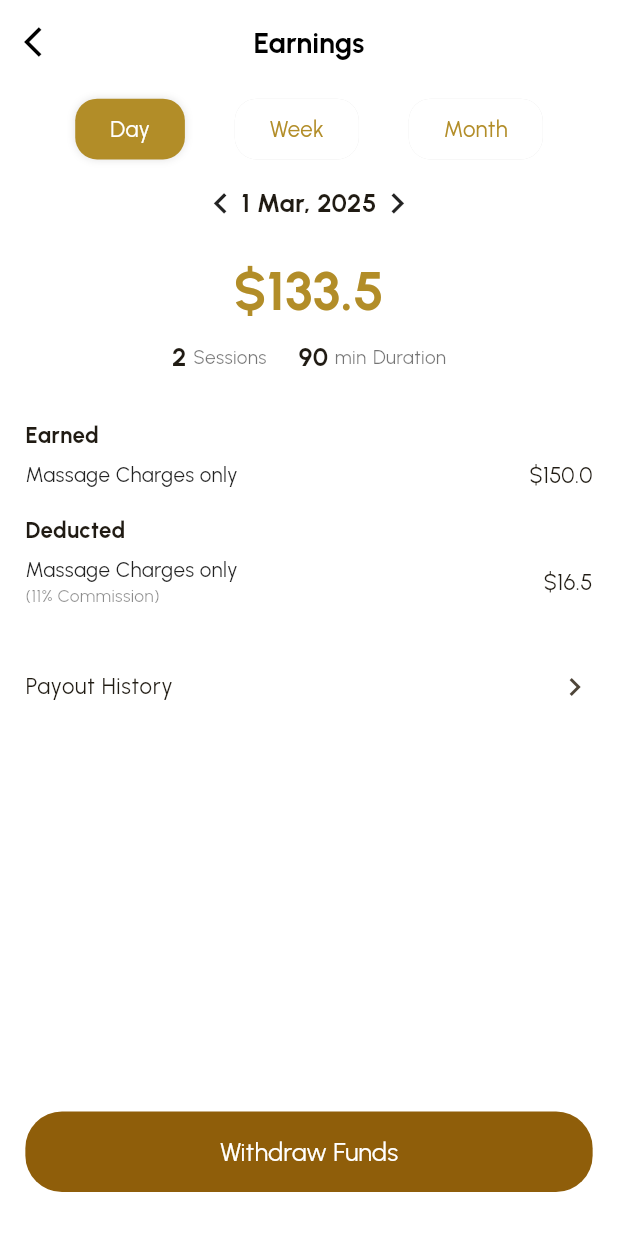
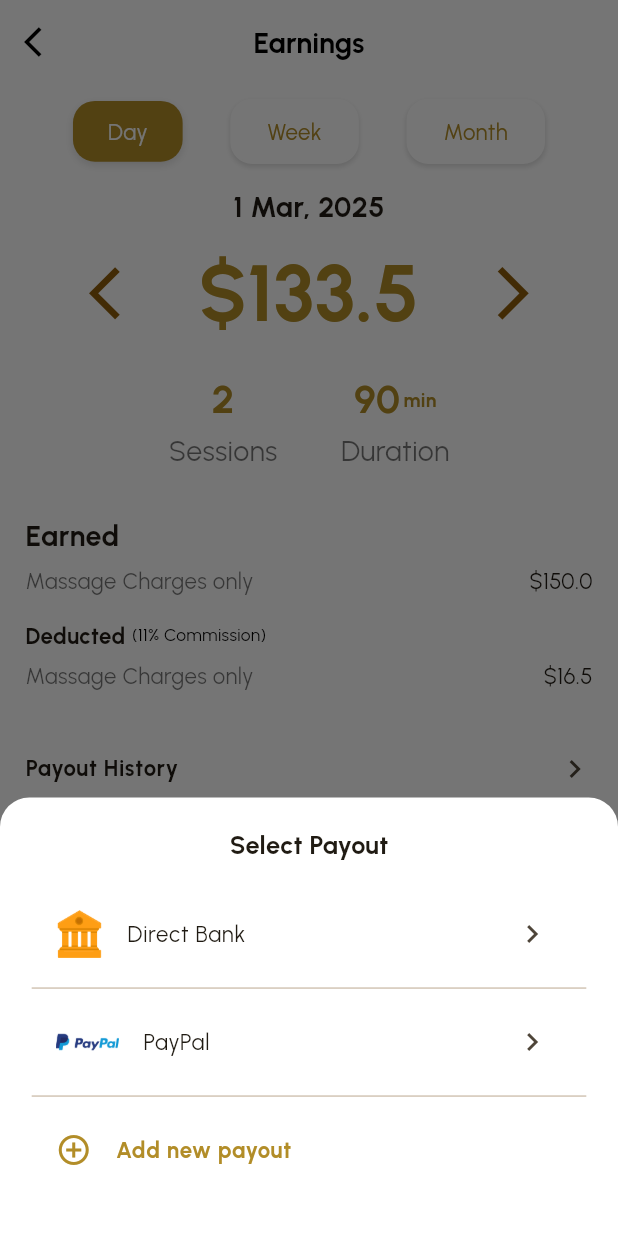
Before and after one commit to Sayduntuhin/thi_massage, a Flutter app: the EarningsPage screen opened directly, after a tap on "Withdraw Funds", on a phone screen of 412 x 824 dp. Run offline on Flutter 3.47's test engine with Material 3 defaults, Android fonts, the phone set to English and light mode, and no system bars; our stand-ins replace animated_notch_bottom_bar, carousel_slider, flutter_screenutil, flutter_svg, get, get_storage and 3 more; missing offline and left inert: country_pickers; accounts and stored records are empty; project files that could hold a hidden picture were left out.

Commit message:
latest push

```diff
--- a/lib/routers/app_router.dart
+++ b/lib/routers/app_router.dart
@@ -1,3 +1,5 @@
+import 'package:get/get.dart';
+import 'package:get/get_core/src/get_main.dart';
 import 'package:get/get_navigation/src/routes/get_route.dart';
 import 'package:get/get_navigation/src/routes/transitions_type.dart';
 import 'package:thi_massage/view/auth/forgetPassword/otp_verification_page.dart';
@@ -14,6 +16,7 @@ import 'package:thi_massage/view/profile/pages/invite_friend_page.dart';
 import 'package:thi_massage/view/profileSetup/pages/add_card_page.dart';
 import 'package:thi_massage/view/profileSetup/pages/review_submitted_page.dart';
 import 'package:thi_massage/view/profileSetup/pages/verify_documents_page.dart';
+import 'package:thi_massage/view/wallet/pages/new_payout_page.dart';
 import 'package:thi_massage/view/welcome/pages/welcome_page.dart';
 import '../view/auth/forgetPassword/forget_password.dart';
 import '../view/auth/login/login_page.dart';
@@ -26,6 +29,7 @@ import '../view/profile/pages/edite_profile_page.dart';
 import '../view/profile/pages/favorite_therapist.dart';
 import '../view/profile/pages/support_page.dart';
 import '../view/profileSetup/pages/profile_setup.dart';
+import '../view/wallet/pages/funds_Withdraw_Page.dart';
 
 class Routes {
   static const String initial = "/";
@@ -54,6 +58,8 @@ class Routes {
   static const String customerPreferencesPage = "/customerPreferencesPage";
   static const String verifyDocumentsPage = "/verifyDocumentsPage";
   static const String  reviewSubmitPage= "/reviewSubmitPage";
+  static const String  newPayoutPage = "/newPayoutPage";
+  static const String  fundsWithdrawPage = "/fundsWithdrawPage";
 
 
 
@@ -79,7 +85,7 @@ class AppPages {
     GetPage(name: Routes.addCard, page: () => AddCardPage(), transition: Transition.size),
 
     ///>>>>>>>>>>>>>>>>>>>>>>>>>>>>>ChatPage<<<<<<<<<<<<<<<<<<<
-    GetPage(name: Routes.chatDetailsPage, page: () => ChatDetailScreen(), transition: Transition.fadeIn),
+    GetPage(name: Routes.newPayoutPage, page: () => NewPayoutPage(), transition: Transition.fadeIn),
 
     ///>>>>>>>>>>>>>>>>>>>>>>>>>>>>>HomePage<<<<<<<<<<<<<<<<<<<
     GetPage(name: Routes.homePage, page: () => HomeScreen(), transition: Transition.fadeIn),
@@ -95,6 +101,9 @@ class AppPages {
     GetPage(name: Routes.appointmentDetailsPage, page: () => AppointmentDetailScreen(), transition: Transition.fadeIn),
     GetPage(name: Routes.liveTrackingPage, page: () => LiveTrackingScreen (), transition: Transition.fadeIn),
 
+    ///>>>>>>>>>>>>>>>>>>>>>>>>>>>>>Wallet<<<<<<<<<<<<<<<<<<<
+    GetPage(name: Routes.editProfile, page: () => EditProfilePage(), transition: Transition.fadeIn),
+    GetPage(name: Routes.fundsWithdrawPage, page: () => FundsWithdrawPage(selectedBank: Get.arguments['selectedBank'],), transition: Transition.fadeIn),
 
     ///>>>>>>>>>>>>>>>>>>>>>>>>>>>>>ProfilePage<<<<<<<<<<<<<<<<<<<
     GetPage(name: Routes.editProfile, page: () => EditProfilePage(), transition: Transition.fadeIn),
--- a/lib/view/wallet/pages/earning_page.dart
+++ b/lib/view/wallet/pages/earning_page.dart
@@ -1,16 +1,14 @@
 import 'package:flutter/material.dart';
 import 'package:flutter_screenutil/flutter_screenutil.dart';
 import 'package:get/get.dart';
+import 'package:thi_massage/view/widgets/custom_gradientButton.dart';
 import '../../../themes/colors.dart';
-import '../../widgets/custom_button.dart';
-
 class EarningsPage extends StatefulWidget {
   const EarningsPage({super.key});
 
   @override
   State<EarningsPage> createState() => _EarningsPageState();
 }
-
 class _EarningsPageState extends State<EarningsPage> {
   String selectedFilter = 'Day'; // Track selected filter
 
@@ -20,7 +18,6 @@ class _EarningsPageState extends State<EarningsPage> {
     'Week': {'amount': 460.0, 'sessions': 8, 'duration': 360, 'earned': 520.0, 'deducted': 60.0},
     'Month': {'amount': 1820.0, 'sessions': 30, 'duration': 1350, 'earned': 2000.0, 'deducted': 180.0},
   };
-
   @override
   Widget build(BuildContext context) {
     final current = earningsData[selectedFilter]!;
@@ -66,10 +63,12 @@ class _EarningsPageState extends State<EarningsPage> {
                     decoration: BoxDecoration(
                       color: isSelected ? primaryTextColor : Colors.white,
                       borderRadius: BorderRadius.circular(15.r),
+                      border: !isSelected ? Border.all(color: Colors.white, width: 1.5) : null, // White border for unselected
                       boxShadow: [
                         BoxShadow(
                           color: Colors.black12,
-                          blurRadius: isSelected ? 4.r : 0,
+                          blurRadius: isSelected ? 4.r : 2.r, // Shadow for both states, smaller for unselected
+                          offset: const Offset(0, 2), // Optional: Add offset for better shadow visibility
                         ),
                       ],
                     ),
@@ -88,57 +87,93 @@ class _EarningsPageState extends State<EarningsPage> {
             SizedBox(height: 16.h),
 
             /// Date + Arrows
-            Row(
-              mainAxisAlignment: MainAxisAlignment.center,
-              children: [
-                Icon(Icons.chevron_left, size: 26.sp),
-                Text(
-                  '1 Mar, 2025',
-                  style: TextStyle(fontSize: 16.sp, fontWeight: FontWeight.w600),
-                ),
-                Icon(Icons.chevron_right, size: 26.sp),
-              ],
-            ),
-            SizedBox(height: 20.h),
 
             /// Total earnings and sessions
             Center(
-              child: Column(
+              child:/// Total earnings and sessions (Formatted as per your image)
+              Column(
                 children: [
                   Text(
-                    '\$${current['amount']}',
-                    style: TextStyle(
-                      fontSize: 34.sp,
-                      fontWeight: FontWeight.bold,
-                      color: primaryTextColor,
-                    ),
+                    '1 Mar, 2025',
+                    style: TextStyle(fontSize: 18.sp, fontWeight: FontWeight.w600),
                   ),
                   SizedBox(height: 6.h),
                   Row(
                     mainAxisAlignment: MainAxisAlignment.center,
                     children: [
-                      Text("${current['sessions']}", style: TextStyle(fontSize: 16.sp, fontWeight: FontWeight.w600)),
-                      SizedBox(width: 4.w),
-                      Text("Sessions", style: TextStyle(fontSize: 12.sp, color: Colors.black54)),
-                      SizedBox(width: 20.w),
-                      Text("${current['duration']}", style: TextStyle(fontSize: 16.sp, fontWeight: FontWeight.w600)),
-                      SizedBox(width: 4.w),
-                      Text("min", style: TextStyle(fontSize: 12.sp, color: Colors.black54)),
-                      SizedBox(width: 4.w),
-                      Text("Duration", style: TextStyle(fontSize: 12.sp, color: Colors.black54)),
+                      Icon(Icons.arrow_back_ios_sharp, size: 40.sp, color: primaryButtonColor),
+                      SizedBox(width: 0.1.sw),
+                      Text(
+                        '\$${current['amount']}',
+                        style: TextStyle(
+                          fontSize: 50.sp,
+                          fontWeight: FontWeight.bold,
+                          color: primaryTextColor,
+                        ),
+                      ),
+                      SizedBox(width: 0.1.sw),
+                      Icon(Icons.arrow_forward_ios, size: 40.sp, color: primaryButtonColor),
                     ],
-                  )
+                  ),
+                  SizedBox(height: 14.h),
+                  Row(
+                    mainAxisAlignment: MainAxisAlignment.center,
+                    children: [
+                      /// Sessions
+                      Column(
+                        children: [
+                          Text("${current['sessions']}",
+                              style: TextStyle(
+                                fontSize: 25.sp,
+                                fontWeight: FontWeight.bold,
+                                color: primaryTextColor,
+                              )),
+                          SizedBox(height: 2.h),
+                          Text("Sessions", style: TextStyle(fontSize: 18.sp, color: Colors.black54)),
+                        ],
+                      ),
+                      SizedBox(width: 40.w),
+
+                      /// Duration
+                      Column(
+                        children: [
+                          Row(
+                            mainAxisSize: MainAxisSize.min,
+                            children: [
+                              Text("${current['duration']}",
+                                  style: TextStyle(
+                                    fontSize: 25.sp,
+                                    fontWeight: FontWeight.bold,
+                                    color: primaryTextColor,
+                                  )),
+                              SizedBox(width: 2.w),
+                              Text("min", style: TextStyle(fontSize: 12.sp, color: primaryTextColor,fontWeight: FontWeight.bold)),
+                            ],
+                          ),
+                          SizedBox(height: 2.h),
+                          Text("Duration", style: TextStyle(fontSize: 18.sp, color: Colors.black54)),
+                        ],
+                      ),
+                    ],
+                  ),
                 ],
               ),
+
             ),
             SizedBox(height: 30.h),
 
             /// Earnings Breakdown
-            Text("Earned", style: TextStyle(fontSize: 14.sp, fontWeight: FontWeight.w600)),
+            Text("Earned", style: TextStyle(fontSize: 18.sp, fontWeight: FontWeight.w600)),
             SizedBox(height: 6.h),
             _earningRow("Massage Charges only", "\$${current['earned']}"),
             SizedBox(height: 16.h),
-            Text("Deducted", style: TextStyle(fontSize: 14.sp, fontWeight: FontWeight.w600)),
+            Row(
+              children: [
+                Text("Deducted", style: TextStyle(fontSize: 14.sp, fontWeight: FontWeight.w600)),
+                SizedBox(width: 4.w),
+                Text("(11% Commission)", style: TextStyle(fontSize: 11.sp, color: Colors.black)),
+              ],
+            ),
             SizedBox(height: 6.h),
             _earningRow("Massage Charges only", "\$${current['deducted']}", subText: "(11% Commission)"),
             SizedBox(height: 24.h),
@@ -146,7 +181,8 @@ class _EarningsPageState extends State<EarningsPage> {
             /// Payout history
             ListTile(
               contentPadding: EdgeInsets.zero,
-              title: Text("Payout History", style: TextStyle(fontSize: 14.sp, fontWeight: FontWeight.w500)),
+              title:Text("Payout History", style: TextStyle(fontSize: 14.sp, fontWeight: FontWeight.w600)),
+
               trailing: const Icon(Icons.chevron_right),
               onTap: () {
                 // Navigate to payout history
@@ -156,12 +192,22 @@ class _EarningsPageState extends State<EarningsPage> {
             const Spacer(),
 
             /// Withdraw Button
-            ThaiMassageButton(
-              text: "Withdraw Funds",
-              isPrimary: true,
-              onPressed: () {
-                // Trigger withdrawal
-              },
+            Padding(
+              padding:  EdgeInsets.symmetric(horizontal: 20.w),
+              child: CustomGradientButton(
+                text: "Withdraw Funds",
+                onPressed: () {
+                  showModalBottomSheet(
+                    context: context,
+                    shape: RoundedRectangleBorder(
+                      borderRadius: BorderRadius.vertical(top: Radius.circular(20.r)),
+                    ),
+                    backgroundColor: Colors.white,
+                    builder: (_) => _buildPayoutBottomSheet(),
+                  );
+                },
+
+              ),
             ),
             SizedBox(height: 20.h),
           ],
@@ -169,7 +215,6 @@ class _EarningsPageState extends State<EarningsPage> {
       ),
     );
   }
-
   Widget _earningRow(String title, String amount, {String? subText}) {
     return Row(
       mainAxisAlignment: MainAxisAlignment.spaceBetween,
@@ -177,13 +222,63 @@ class _EarningsPageState extends State<EarningsPage> {
         Column(
           crossAxisAlignment: CrossAxisAlignment.start,
           children: [
-            Text(title, style: TextStyle(fontSize: 13.sp, color: Colors.black87)),
-            if (subText != null)
-              Text(subText, style: TextStyle(fontSize: 11.sp, color: Colors.black45)),
+            Text(title, style: TextStyle(fontSize: 14.sp, color: Colors.black54)),
+
           ],
         ),
         Text(amount, style: TextStyle(fontSize: 14.sp, fontWeight: FontWeight.w500)),
       ],
     );
   }
+  Widget _buildPayoutBottomSheet() {
+    return Padding(
+      padding: EdgeInsets.symmetric(horizontal: 20.w, vertical: 20.h),
+      child: Column(
+        mainAxisSize: MainAxisSize.min,
+        children: [
+          Text(
+            "Select Payout",
+            style: TextStyle(fontSize: 16.sp, fontWeight: FontWeight.bold),
+          ),
+          SizedBox(height: 20.h),
+
+          /// Direct Bank
+          ListTile(
+            leading: Image.asset("assets/images/bank.png", width: 30.w), // Make sure this asset exists
+            title: Text("Direct Bank", style: TextStyle(fontSize: 14.sp)),
+            trailing: Icon(Icons.chevron_right),
+            onTap: () {
+              // Handle direct bank payout
+            },
+          ),
+          Divider(),
+
+          /// PayPal
+          ListTile(
+            leading: Image.asset("assets/images/pay_pal.png", width: 40.w), // Make sure this asset exists
+            title: Text("PayPal", style: TextStyle(fontSize: 14.sp)),
+            trailing: Icon(Icons.chevron_right),
+            onTap: () {
+              // Handle PayPal payout
+            },
+          ),
+          Divider(),
+
+          /// Add New
+          ListTile(
+            leading: Icon(Icons.add_circle_outline, color: primaryTextColor),
+            title: Text(
+              "Add new payout",
+              style: TextStyle(fontSize: 14.sp, color: primaryTextColor, fontWeight: FontWeight.w600),
+            ),
+            onTap: () {
+              Get.toNamed('/newPayoutPage');
+            },
+          ),
+          SizedBox(height: 10.h),
+        ],
+      ),
+    );
+  }
+
 }
```
Also changed, not shown: lib/view/wallet/pages/funds_Withdraw_Page.dart (added, +161 -0 lines), lib/view/wallet/pages/new_payout_page.dart (added, +334 -0 lines), lib/view/widgets/custom_appbar.dart (+4 -5 lines), assets/images/avidbank.png (added), assets/images/bank.png (added), assets/images/nbc_bank.png (added), assets/images/pay_pal.png (added), assets/images/strip.png (added).
